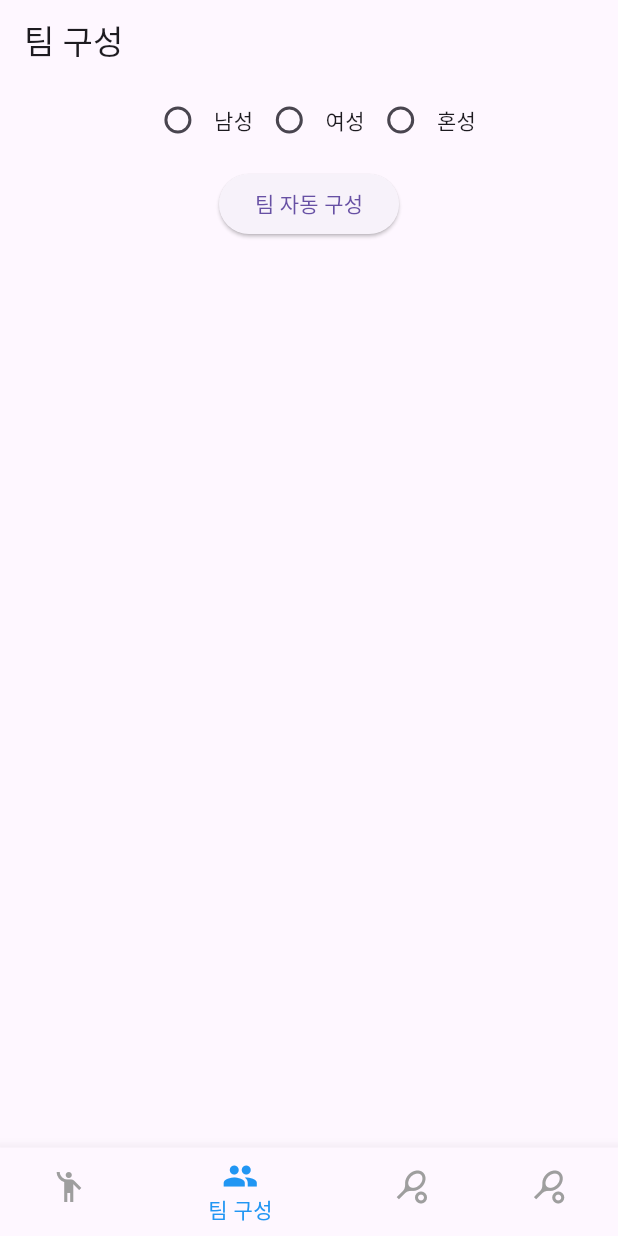
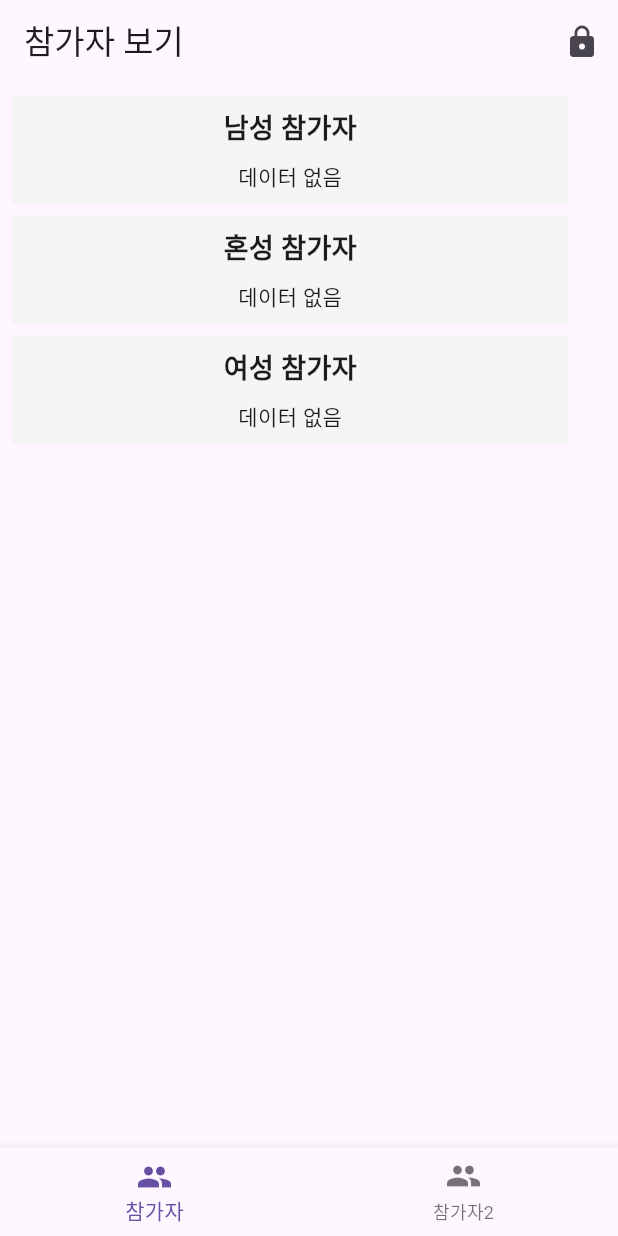
Before and after one commit to seyoung34/cokcok, a Flutter app: the screen it shows after launch, on a phone screen of 412 x 824 dp. Run offline on Flutter 3.47's test engine with Material 3 defaults, Android fonts, the phone set to English and light mode, and no system bars; our stand-ins replace cloud_firestore, csv, firebase_core, shared_preferences; missing offline and left inert: dart:html; accounts and stored records are empty.

Commit message:
프로젝트 구조 변경, 사용자-운영자 구분 방식, PlayerPage 완성

```diff
--- a/lib/MatchStatuspage.dart
+++ b/lib/Page/matchStatusPage/MatchStatuspage.dart
@@ -1,8 +1,8 @@
 import 'package:cokcok/services/firestore_service.dart';
 import 'package:flutter/material.dart';
-import 'model/Match.dart';
-import 'model/Match.dart';
-import 'model/Team.dart';
+import '/model/Match.dart';
+import '/model/Match.dart';
+import '/model/Team.dart';
 
 class MatchStatusPage extends StatefulWidget {
   @override
--- /dev/null
+++ b/lib/Page/playerPage/UserPlayerPage.dart
@@ -0,0 +1,76 @@
+import 'package:flutter/material.dart';
+import 'PlayerPageBase.dart';
+
+class UserPlayerPage extends PlayerPageBase {
+  final VoidCallback onAdminRequest;
+  const UserPlayerPage({super.key, required this.onAdminRequest});
+
+  @override
+  _UserPlayerPageState createState() => _UserPlayerPageState();
+}
+
+class _UserPlayerPageState extends PlayerPageBaseState<UserPlayerPage> {
+  @override
+  Widget build(BuildContext context) {
+    if (isLoading) return const Center(child: CircularProgressIndicator());
+
+    final screenWidth = MediaQuery.of(context).size.width;
+    final isMobile = screenWidth < 600;
+
+    return Scaffold(
+      appBar: AppBar(
+        title: const Text("참가자 보기"),
+        actions: [
+          IconButton(
+            onPressed: widget.onAdminRequest,
+            icon: Icon(Icons.lock),
+          ),
+        ],
+      ),
+      body: SingleChildScrollView(
+        padding: const EdgeInsets.fromLTRB(8, 0, 8, 0),
+        child: isMobile
+            ? Column(
+          children: _buildPlayerTables(),
+        )
+            : Row(
+          mainAxisAlignment: MainAxisAlignment.spaceEvenly,
+          children: _buildPlayerTables(),
+        ),
+      ),
+    );
+  }
+
+  // 공통 테이블 빌더
+  List<Widget> _buildPlayerTables() {
+    return [
+      buildDataTable(
+        players: malePlayers,
+        title: "남성 참가자",
+        sortColumn: maleSortColumn,
+        ascending: maleAscending,
+        onSort: (col) => sortPlayers(col, TableType.male),
+        type: TableType.male,
+        backgroundColor: Colors.blue.shade100,
+      ),
+      buildDataTable(
+        players: mixedPlayers,
+        title: "혼성 참가자",
+        sortColumn: mixedSortColumn,
+        ascending: mixedAscending,
+        onSort: (col) => sortPlayers(col, TableType.mixed),
+        type: TableType.mixed,
+        backgroundColor: Colors.green.shade100,
+      ),
+      buildDataTable(
+        players: femalePlayers,
+        title: "여성 참가자",
+        sortColumn: femaleSortColumn,
+        ascending: femaleAscending,
+        onSort: (col) => sortPlayers(col, TableType.female),
+        type: TableType.female,
+        backgroundColor: Colors.pink.shade100,
+      ),
+    ];
+  }
+}
--- a/lib/MatchTablePage.dart
+++ b/lib/Page/scoreTablePage/MatchTablePage.dart
@@ -1,8 +1,8 @@
 import 'package:cloud_firestore/cloud_firestore.dart';
 import 'package:flutter/material.dart';
-import '../services/firestore_service.dart';
-import '../model/Match.dart';
-import '../model/Team.dart';
+import '../../services/firestore_service.dart';
+import '../../model/Match.dart';
+import '../../model/Team.dart';
 
 class MatchTablePage extends StatefulWidget {
   final String tournamentId; // 대회 고유 ID
--- a/lib/TeamManagementPage.dart
+++ b/lib/Page/teamPage/TeamManagementPage.dart
@@ -2,9 +2,9 @@ import 'dart:convert';
 import 'package:cloud_firestore/cloud_firestore.dart';
 import 'package:flutter/material.dart';
 import 'package:shared_preferences/shared_preferences.dart';
-import '../services/firestore_service.dart';
-import 'model/Player.dart';
-import 'model/Team.dart';
+import '../../services/firestore_service.dart';
+import '../../model/Player.dart';
+import '/model/Team.dart';
 
 class TeamManagementPage extends StatefulWidget {
   @override
--- a/lib/main.dart
+++ b/lib/main.dart
@@ -1,15 +1,13 @@
-import 'package:cokcok/CSVPage.dart';
-import 'package:cokcok/MatchStatuspage.dart';
-import 'TeamManagementPage.dart';
-import 'MatchTablePage.dart';
+import 'package:firebase_core/firebase_core.dart';
 import 'package:flutter/material.dart';
-import 'package:firebase_core/firebase_core.dart';
+import 'Page/playerPage/UserPlayerPage.dart';
+import 'Page/playerPage/AdminPlayerPage.dart';
 import 'firebase_options.dart';
 
-void main() async{
+Future<void> main() async {
   WidgetsFlutterBinding.ensureInitialized();
   await Firebase.initializeApp(
-    options: DefaultFirebaseOptions.currentPlatform,
+    options: DefaultFirebaseOptions.currentPlatform, // 이 줄이 중요!
   );
   runApp(const MyApp());
 }
@@ -17,61 +15,78 @@ void main() async{
 class MyApp extends StatelessWidget {
   const MyApp({super.key});
 
-  // This widget is the root of your application.
   @override
   Widget build(BuildContext context) {
     return MaterialApp(
       debugShowCheckedModeBanner: false,
-      // title: 'Flutter Demo',
-      // theme: ThemeData(
-      //   colorScheme: ColorScheme.fromSeed(seedColor: Colors.deepPurple),
-      //   useMaterial3: true,
-      // ),
-      home: MainScreen(),
+      home: const HomePage(),
     );
   }
 }
 
-class MainScreen extends StatefulWidget {
+class HomePage extends StatefulWidget {
+  const HomePage({super.key});
+
   @override
-  _MainScreenState createState() => _MainScreenState();
+  State<HomePage> createState() => _HomePageState();
 }
 
-class _MainScreenState extends State<MainScreen> {
-  int _selectedIndex = 1; // 현재 선택된 탭 인덱스
+class _HomePageState extends State<HomePage> {
+  bool isAdmin = false; // 기본은 사용자 모드
+  int selectedIndex = 0; // 현재 바텀탭 인덱스
 
-  // 📌 각 탭에 연결될 페이지 리스트
-  final List<Widget> _pages = [
-    CSVPage(), // 참가인원 관리 페이지
-    TeamManagementPage(), // 팀 구성 페이지
-    MatchTablePage(tournamentId: "콕콕 리그전",), // 경기 진행 페이지
-    MatchStatusPage()
-  ];
+  void _showAdminDialog() {
+    final TextEditingController passwordController = TextEditingController();
 
-  // 📌 탭 변경 시 실행되는 함수
-  void _onItemTapped(int index) {
-    setState(() {
-      _selectedIndex = index;
-    });
+    showDialog(
+      context: context,
+      builder: (context) {
+        return AlertDialog(
+          title: const Text("운영자 모드 진입"),
+          content: TextField(
+            controller: passwordController,
+            obscureText: true,
+            decoration: const InputDecoration(labelText: "비밀번호 입력"),
+          ),
+          actions: [
+            TextButton(
+              onPressed: () => Navigator.pop(context), // 닫기
+              child: const Text("취소"),
+            ),
+            TextButton(
+              onPressed: () {
+                if (passwordController.text == "1234") {
+                  setState(() => isAdmin = true);
+                  Navigator.pop(context);
+                } else {
+                  Navigator.pop(context);
+                  ScaffoldMessenger.of(context).showSnackBar(
+                    const SnackBar(content: Text("비밀번호가 틀렸습니다")),
+                  );
+                }
+              },
+              child: const Text("확인"),
+            ),
+          ],
+        );
+      },
+    );
   }
 
   @override
   Widget build(BuildContext context) {
+    Widget currentPage = isAdmin ? const AdminPlayerPage() : UserPlayerPage(onAdminRequest: _showAdminDialog);
+
     return Scaffold(
-      body: _pages[_selectedIndex], // 선택된 페이지 표시
-
-      // 📌 BottomNavigationBar 추가
+      body: currentPage,
       bottomNavigationBar: BottomNavigationBar(
-        currentIndex: _selectedIndex, // 현재 선택된 탭
-        onTap: _onItemTapped, // 탭 클릭 시 호출
-        items: [
-          BottomNavigationBarItem(icon: Icon(Icons.emoji_people), label: "참가인원관리"),
-          BottomNavigationBarItem(icon: Icon(Icons.group), label: "팀 구성"),
-          BottomNavigationBarItem(icon: Icon(Icons.sports_tennis), label: "점수 표"),
-          BottomNavigationBarItem(icon: Icon(Icons.sports_tennis), label: "경기 상황"),
+        currentIndex: selectedIndex,
+        onTap: (index) => setState(() => selectedIndex = index),
+        items: const [
+          BottomNavigationBarItem(icon: Icon(Icons.people), label: '참가자'),
+          BottomNavigationBarItem(icon: Icon(Icons.people), label: '참가자2'),
+          // 향후 추가 가능: 팀, 경기 등
         ],
-        selectedItemColor: Colors.blue, // 선택된 아이템 색상
-        unselectedItemColor: Colors.grey, // 선택되지 않은 아이템 색상
       ),
     );
   }
```
Also changed, not shown: lib/Page/playerPage/AdminPlayerPage.dart (added, +150 -0 lines), lib/Page/playerPage/CSVPage.dart (renamed from lib/CSVPage.dart, +2 -82 lines), lib/Page/playerPage/PlayerPageBase.dart (added, +197 -0 lines), lib/services/firestore_service.dart (+17 -0 lines), 1 other file.
